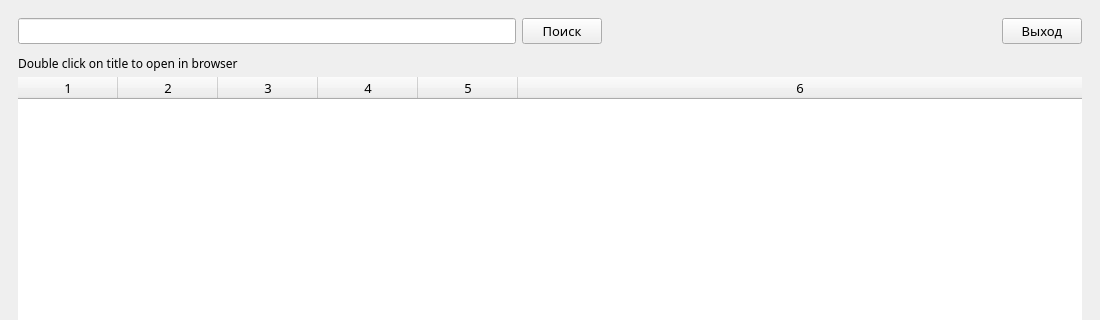
Above: window.ui from wtrghux/python_vndb_parser before the change; both pictures show x 0 to 1100 and y 0 to 320 of the 1100 by 880 pixel window. Below: the same form after it.
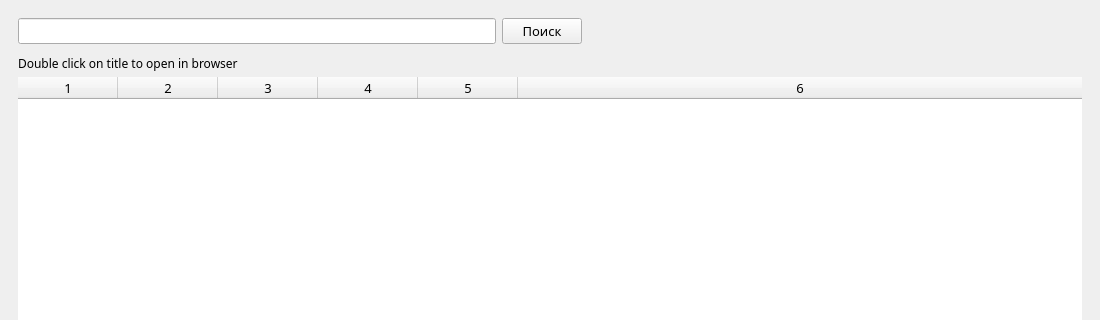
That is the form after the change.

Commit message: remove exit btn

```diff
--- a/window.ui
+++ b/window.ui
@@ -31,7 +31,7 @@
          </property>
          <layout class="QHBoxLayout" name="horizontalLayout" stretch="0,0">
           <property name="spacing">
-           <number>400</number>
+           <number>500</number>
           </property>
           <property name="leftMargin">
            <number>0</number>
@@ -87,15 +87,9 @@
            </widget>
           </item>
           <item>
-           <widget class="QPushButton" name="exitButton">
-            <property name="font">
-             <font>
-              <family>Montserrat</family>
-              <pointsize>10</pointsize>
-             </font>
-            </property>
-            <property name="text">
-             <string>Выход</string>
+           <widget class="QFrame" name="frame">
+            <property name="frameShape">
+             <enum>QFrame::NoFrame</enum>
             </property>
            </widget>
           </item>
```
Left out of the diff: 4 changed lines with no effect on the pictures. The commit also changes 1 other file.
